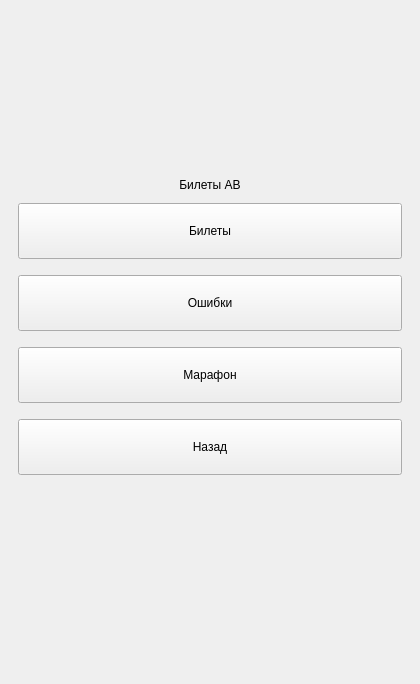
Before: the Qt Designer form mainwindow.ui in misha258734/driving_app, drawn with Qt 5.
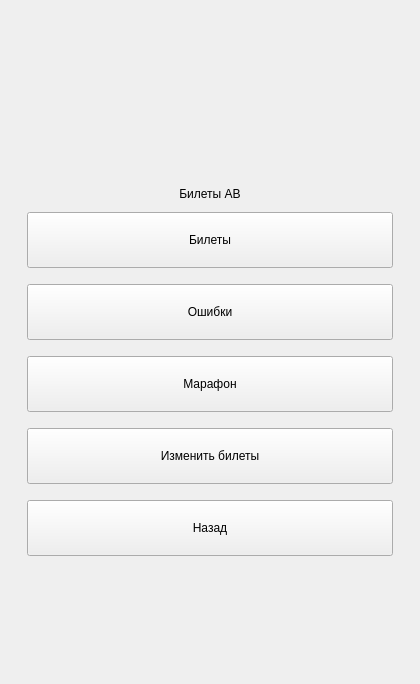
After: the same form once the commit is applied. The open tabs and pages were chosen to show the change.

Commit message: made text file parser for tickets storage

Patch:
```diff
--- a/mainwindow.ui
+++ b/mainwindow.ui
@@ -21,18 +21,6 @@
   </property>
   <widget class="QWidget" name="centralwidget">
    <layout class="QGridLayout" name="gridLayout">
-    <property name="leftMargin">
-     <number>0</number>
-    </property>
-    <property name="topMargin">
-     <number>0</number>
-    </property>
-    <property name="rightMargin">
-     <number>0</number>
-    </property>
-    <property name="bottomMargin">
-     <number>0</number>
-    </property>
     <item row="0" column="0">
      <widget class="QStackedWidget" name="app_stacked_widget">
       <property name="minimumSize">
@@ -294,6 +282,19 @@
            <enum>QFrame::Shadow::Raised</enum>
           </property>
           <layout class="QGridLayout" name="gridLayout_9">
+           <item row="6" column="0">
+            <widget class="QPushButton" name="ab_tickets_back_button">
+             <property name="minimumSize">
+              <size>
+               <width>0</width>
+               <height>0</height>
+              </size>
+             </property>
+             <property name="text">
+              <string>Назад</string>
+             </property>
+            </widget>
+           </item>
            <item row="0" column="0">
             <widget class="QLabel" name="ab_tickets_title_label">
              <property name="minimumSize">
@@ -310,38 +311,12 @@
              </property>
             </widget>
            </item>
-           <item row="1" column="0">
-            <widget class="QPushButton" name="goto_ab_test_button">
-             <property name="minimumSize">
-              <size>
-               <width>0</width>
-               <height>50</height>
-              </size>
-             </property>
-             <property name="text">
-              <string>Билеты</string>
-             </property>
-            </widget>
-           </item>
-           <item row="2" column="0">
-            <widget class="QPushButton" name="goto_ab_errors_button">
-             <property name="minimumSize">
-              <size>
-               <width>0</width>
-               <height>50</height>
-              </size>
-             </property>
-             <property name="text">
-              <string>Ошибки</string>
-             </property>
-            </widget>
-           </item>
            <item row="3" column="0">
             <widget class="QPushButton" name="goto_ab_marathon_button">
              <property name="minimumSize">
               <size>
                <width>0</width>
-               <height>50</height>
+               <height>0</height>
               </size>
              </property>
              <property name="text">
@@ -349,20 +324,20 @@
              </property>
             </widget>
            </item>
-           <item row="4" column="0">
-            <widget class="QPushButton" name="ab_tickets_back_button">
+           <item row="1" column="0">
+            <widget class="QPushButton" name="goto_ab_test_button">
              <property name="minimumSize">
               <size>
                <width>0</width>
-               <height>50</height>
+               <height>0</height>
               </size>
              </property>
              <property name="text">
-              <string>Назад</string>
+              <string>Билеты</string>
              </property>
             </widget>
            </item>
-           <item row="5" column="0">
+           <item row="8" column="0">
             <spacer name="verticalSpacer_4">
              <property name="orientation">
               <enum>Qt::Orientation::Vertical</enum>
@@ -375,6 +350,26 @@
              </property>
             </spacer>
            </item>
+           <item row="2" column="0">
+            <widget class="QPushButton" name="goto_ab_errors_button">
+             <property name="minimumSize">
+              <size>
+               <width>0</width>
+               <height>0</height>
+              </size>
+             </property>
+             <property name="text">
+              <string>Ошибки</string>
+             </property>
+            </widget>
+           </item>
+           <item row="4" column="0">
+            <widget class="QPushButton" name="goto_ab_tickets_edit_button">
+             <property name="text">
+              <string>Изменить билеты</string>
+             </property>
+            </widget>
+           </item>
           </layout>
          </widget>
         </item>
```
Left out of the diff: 49 changed lines with no effect on the pictures. The commit also changes 10 other files.
